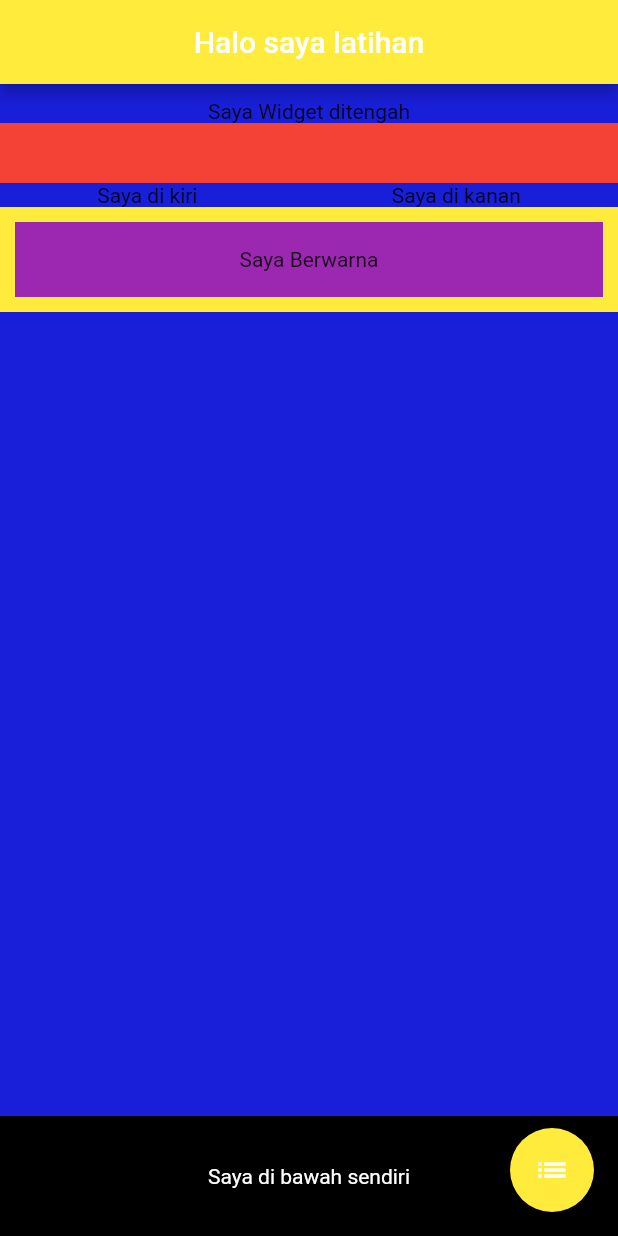
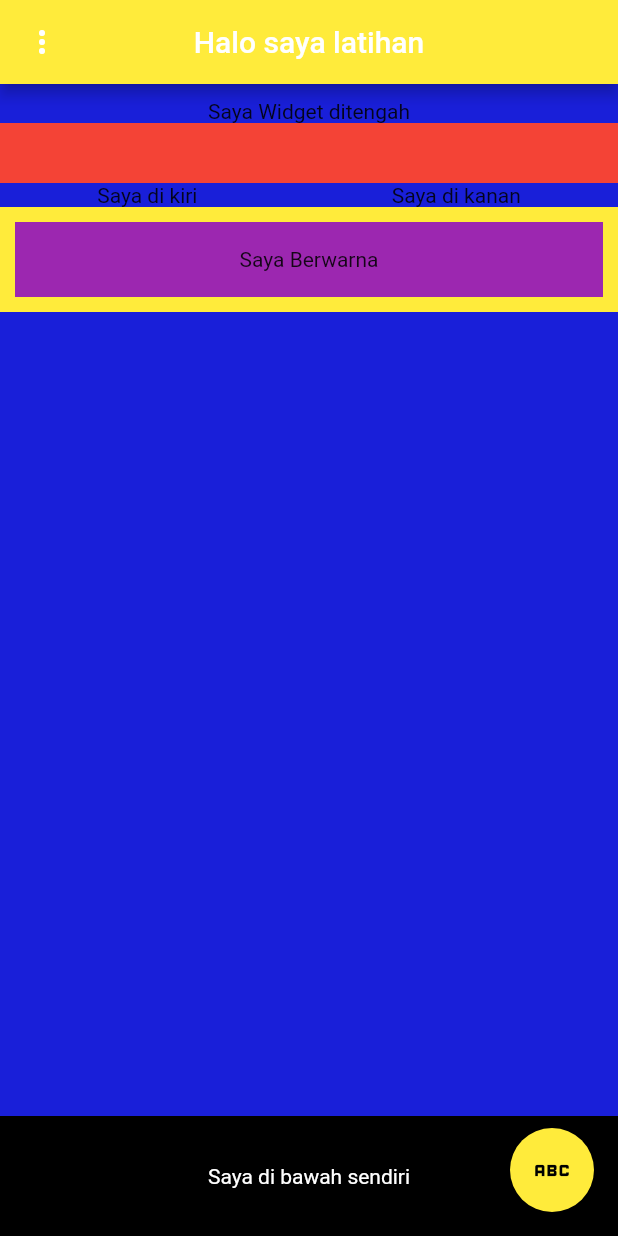
Before and after one commit to mufidmoesz/sekolah_beta_flutter, a Flutter app: the LatihanWidget screen opened directly, on a phone screen of 412 x 824 dp. Run offline on Flutter 3.47's test engine with Material 2 defaults, Android fonts, the phone set to English and light mode, and no system bars.

Commit message:
icon appbar

```diff
--- a/lib/latihan/latihan_widget.dart
+++ b/lib/latihan/latihan_widget.dart
@@ -20,11 +20,14 @@ class _LatihanWidgetState extends State<LatihanWidget> {
   Widget build(BuildContext context) {
     return Scaffold(
         appBar: AppBar(
-          backgroundColor: Colors.yellow,
-          title: const Text('Halo saya latihan',
-              style: TextStyle(color: Colors.white)),
-          centerTitle: true,
-        ),
+            backgroundColor: Colors.yellow,
+            title: const Text('Halo saya latihan',
+                style: TextStyle(color: Colors.white)),
+            centerTitle: true,
+            leading: IconButton(
+              onPressed: () {},
+              icon: const Icon(Icons.more_vert),
+            )),
         body: Column(children: [
           SizedBox(height: 10),
           Center(child: Text('Saya Widget ditengah')),
@@ -58,7 +61,7 @@ class _LatihanWidgetState extends State<LatihanWidget> {
         floatingActionButton: FloatingActionButton(
           onPressed: () {},
           backgroundColor: Colors.yellow,
-          child: Icon(Icons.list),
+          child: Icon(Icons.abc, color: Colors.black, size: 30),
           // child: const Text('ABC',
           //     style: TextStyle(
           //       color: Colors.black,
```
